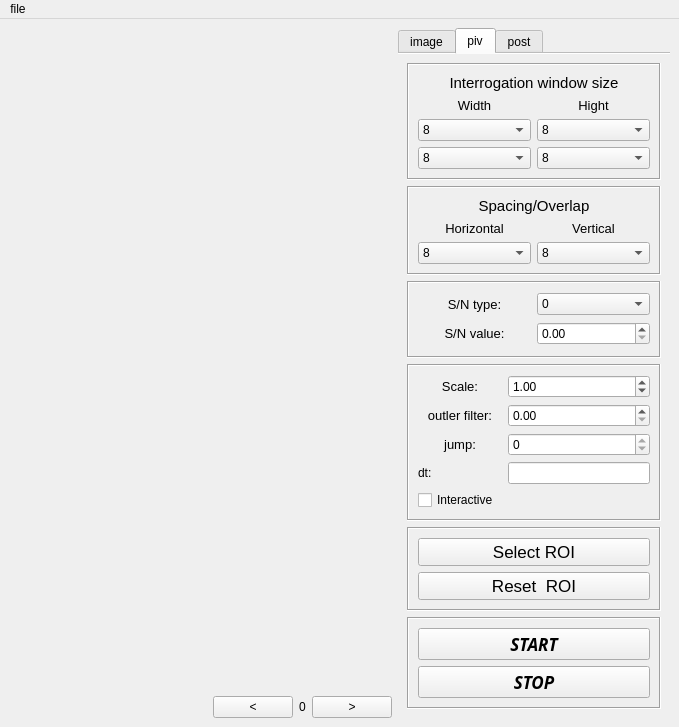
Above: package/ui/main_window.ui from OpenPIV/openpiv_gui before the change. Below: the same form after it.
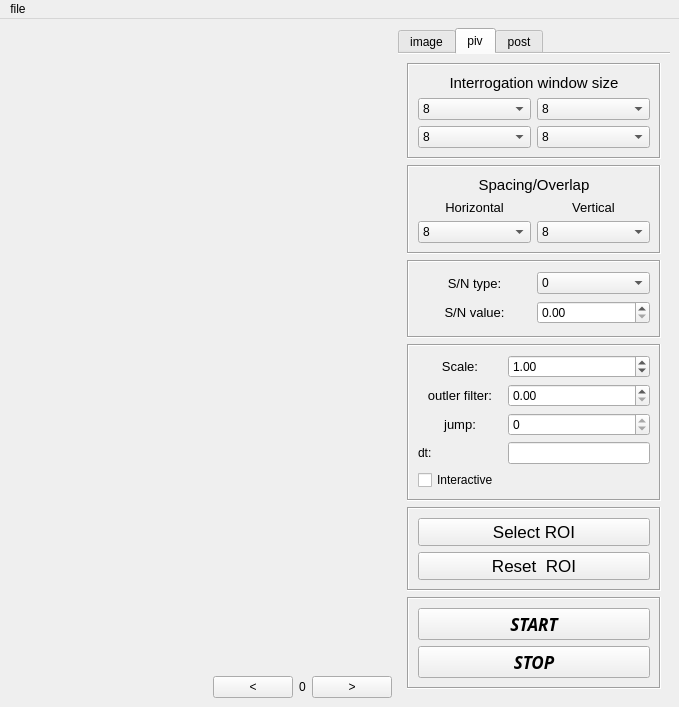
That is the form after the change. Icons and pictures are not drawn.

Commit message: the stop button when press will stop the piv result calculation and save what it already calculated

The edit to the form file:
```diff
--- a/package/ui/main_window.ui
+++ b/package/ui/main_window.ui
@@ -527,7 +527,7 @@
              </property>
             </widget>
            </item>
-           <item row="2" column="1">
+           <item row="1" column="1">
             <widget class="QComboBox" name="comboBox_12">
              <item>
               <property name="text">
@@ -567,36 +567,6 @@
             </widget>
            </item>
            <item row="1" column="0">
-            <widget class="QLabel" name="width_label_3">
-             <property name="font">
-              <font>
-               <pointsize>10</pointsize>
-              </font>
-             </property>
-             <property name="text">
-              <string>Width</string>
-             </property>
-             <property name="alignment">
-              <set>Qt::AlignCenter</set>
-             </property>
-            </widget>
-           </item>
-           <item row="1" column="1">
-            <widget class="QLabel" name="hight_label_3">
-             <property name="font">
-              <font>
-               <pointsize>10</pointsize>
-              </font>
-             </property>
-             <property name="text">
-              <string>Hight</string>
-             </property>
-             <property name="alignment">
-              <set>Qt::AlignCenter</set>
-             </property>
-            </widget>
-           </item>
-           <item row="2" column="0">
             <widget class="QComboBox" name="comboBox_11">
              <item>
               <property name="text">
@@ -635,7 +605,7 @@
              </item>
             </widget>
            </item>
-           <item row="3" column="0">
+           <item row="2" column="0">
             <widget class="QComboBox" name="comboBox_13">
              <item>
               <property name="text">
@@ -674,7 +644,7 @@
              </item>
             </widget>
            </item>
-           <item row="3" column="1">
+           <item row="2" column="1">
             <widget class="QComboBox" name="comboBox_14">
              <item>
               <property name="text">
```
Left out of the diff: 12 changed lines with no effect on the pictures. The commit also changes 2 other files.
